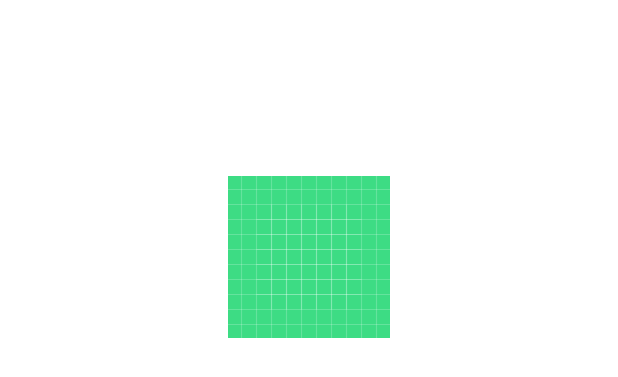
After one commit to HumanLearning2021/HumanLearningApp, an Android app: the layout activity_dummy_categorized_picture_test.xml on its own in the app's theme, with its tools: preview values and no code run, on a phone screen of 412 x 824 dp. The commit adds this screen. Shown: the top 377 px of the screen. Run offline under Robolectric (Android 15) with nearby library versions, the phone set to English and light mode, and no system bars.

Commit message:
Add dummy DataSet

```diff
--- a/app/build.gradle
+++ b/app/build.gradle
@@ -80,6 +80,9 @@ dependencies {
     implementation 'androidx.appcompat:appcompat:1.2.0'
     implementation 'com.google.android.material:material:1.3.0'
     implementation 'androidx.constraintlayout:constraintlayout:2.0.4'
+    implementation 'org.jetbrains.kotlinx:kotlinx-coroutines-android:1.4.1'
+    implementation 'androidx.lifecycle:lifecycle-runtime-ktx:2.3.0'
+    testImplementation 'org.jetbrains.kotlinx:kotlinx-coroutines-test:1.4.3'
     testImplementation 'junit:junit:4.13.2'
     androidTestImplementation 'androidx.test.ext:junit:1.1.2'
     androidTestImplementation('com.schibsted.spain:barista:3.8.0') {
--- a/app/src/main/AndroidManifest.xml
+++ b/app/src/main/AndroidManifest.xml
@@ -9,6 +9,7 @@
         android:roundIcon="@mipmap/ic_launcher_round"
         android:supportsRtl="true"
         android:theme="@style/Theme.HumanLearning">
+        <activity android:name=".DummyCategorizedPictureTestActivity"></activity>
         <activity android:name=".MainActivity">
             <intent-filter>
                 <action android:name="android.intent.action.MAIN" />
--- /dev/null
+++ b/app/src/main/res/layout/activity_dummy_categorized_picture_test.xml
@@ -0,0 +1,18 @@
+<?xml version="1.0" encoding="utf-8"?>
+<androidx.constraintlayout.widget.ConstraintLayout xmlns:android="http://schemas.android.com/apk/res/android"
+    xmlns:app="http://schemas.android.com/apk/res-auto"
+    xmlns:tools="http://schemas.android.com/tools"
+    android:layout_width="match_parent"
+    android:layout_height="match_parent"
+    tools:context=".DummyCategorizedPictureTestActivity">
+
+    <ImageView
+        android:id="@+id/imageViewUstensil"
+        android:layout_width="wrap_content"
+        android:layout_height="wrap_content"
+        android:layout_marginTop="117dp"
+        app:layout_constraintEnd_toEndOf="parent"
+        app:layout_constraintStart_toStartOf="parent"
+        app:layout_constraintTop_toTopOf="parent"
+        app:srcCompat="@drawable/ic_launcher_background" />
+</androidx.constraintlayout.widget.ConstraintLayout>
```
Also changed, not shown: app/src/main/java/com/github/HumanLearning2021/HumanLearningApp/DummyCategorizedPictureTestActivity.kt (added, +22 -0 lines), app/src/main/java/com/github/HumanLearning2021/HumanLearningApp/MainActivity.kt (+6 -1 lines), app/src/main/java/com/github/HumanLearning2021/HumanLearningApp/Model/DummyCategorizedPicture.kt (added, +18 -0 lines), app/src/main/java/com/github/HumanLearning2021/HumanLearningApp/Model/DummyDataSet.kt (added, +31 -0 lines), app/src/main/java/com/github/HumanLearning2021/HumanLearningApp/Model/DummyDataSetInterface.kt (added, +33 -0 lines), app/src/main/java/com/github/HumanLearning2021/HumanLearningApp/Presenter/DummyUIPresenter.kt (added, +16 -0 lines), 2 other files.
